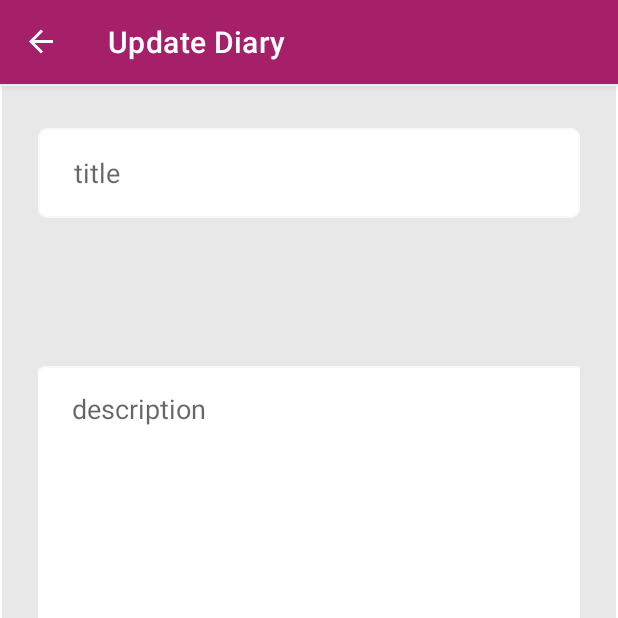
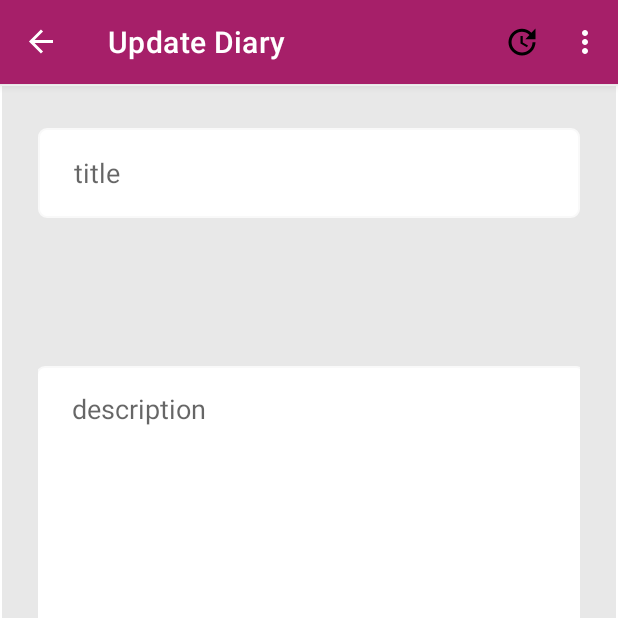
Before and after one commit to ozancanguz/DiaryApp, an Android app: the UpdateFragment screen opened through its navigation route, on a phone screen of 412 x 824 dp, the top half of it. Run offline under Robolectric (Android 15) with nearby library versions, the phone set to English and light mode, and no system bars; our stand-ins replace navigation-ui.

Commit message:
-update fragment menu created

```diff
--- a/app/src/main/java/com/ozancanguz/diaryapp/ui/fragments/update/UpdateFragment.kt
+++ b/app/src/main/java/com/ozancanguz/diaryapp/ui/fragments/update/UpdateFragment.kt
@@ -1,10 +1,8 @@
 package com.ozancanguz.diaryapp.ui.fragments.update
 
 import android.os.Bundle
+import android.view.*
 import androidx.fragment.app.Fragment
-import android.view.LayoutInflater
-import android.view.View
-import android.view.ViewGroup
 import com.ozancanguz.diaryapp.R
 import com.ozancanguz.diaryapp.databinding.FragmentUpdateBinding
 
@@ -22,9 +20,16 @@ class UpdateFragment : Fragment() {
         // Inflate the layout for this fragment
           _binding = FragmentUpdateBinding.inflate(inflater, container, false)
         val view = binding.root
+
+        // set menu
+        setHasOptionsMenu(true)
         return view
 
     }
 
+    override fun onCreateOptionsMenu(menu: Menu, inflater: MenuInflater) {
+        inflater.inflate(R.menu.update_fragment_menu,menu)
+        super.onCreateOptionsMenu(menu, inflater)
+    }
 
 }
--- /dev/null
+++ b/app/src/main/res/drawable/ic_baseline_update_24.xml
@@ -0,0 +1,5 @@
+<vector android:height="24dp" android:tint="#000000"
+    android:viewportHeight="24" android:viewportWidth="24"
+    android:width="24dp" xmlns:android="http://schemas.android.com/apk/res/android">
+    <path android:fillColor="@android:color/white" android:pathData="M21,10.12h-6.78l2.74,-2.82c-2.73,-2.7 -7.15,-2.8 -9.88,-0.1c-2.73,2.71 -2.73,7.08 0,9.79s7.15,2.71 9.88,0C18.32,15.65 19,14.08 19,12.1h2c0,1.98 -0.88,4.55 -2.64,6.29c-3.51,3.48 -9.21,3.48 -12.72,0c-3.5,-3.47 -3.53,-9.11 -0.02,-12.58s9.14,-3.47 12.65,0L21,3V10.12zM12.5,8v4.25l3.5,2.08l-0.72,1.21L11,13V8H12.5z"/>
+</vector>
--- /dev/null
+++ b/app/src/main/res/menu/update_fragment_menu.xml
@@ -0,0 +1,17 @@
+<?xml version="1.0" encoding="utf-8"?>
+<menu xmlns:android="http://schemas.android.com/apk/res/android"
+    xmlns:app="http://schemas.android.com/apk/res-auto">
+
+    <item
+        android:id="@+id/menu_save"
+        android:title="Save"
+        android:icon="@drawable/ic_baseline_update_24"
+        android:iconTint="@color/white"
+        app:showAsAction="ifRoom"/>
+
+    <item
+        android:id="@+id/menu_delete"
+        android:title="Delete"
+        app:showAsAction="never"/>
+
+</menu>
```
